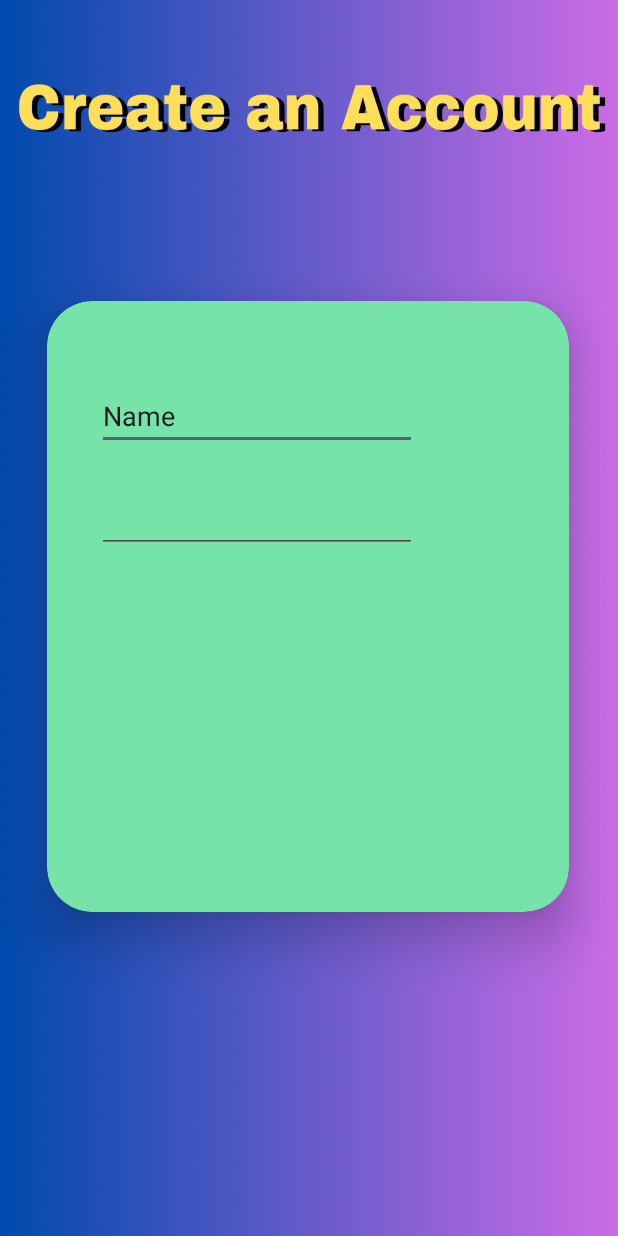
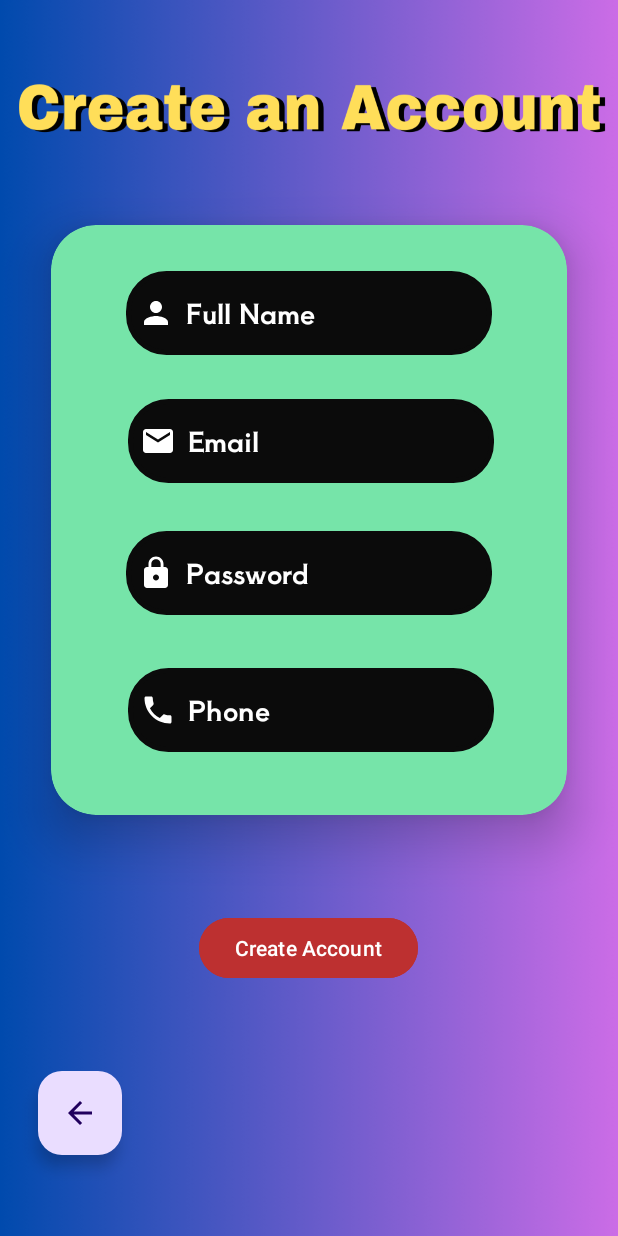
Before and after one commit to GSU-CS-Intro-to-Software-Engineering/SE-2024-Team5, an Android app: the SignUpActivity screen opened directly, with no data from a screen before it, on a phone screen of 412 x 824 dp. Run offline under Robolectric (Android 15) with nearby library versions, the phone set to English and light mode, and no system bars.

Commit message:
Create account UI finished

```diff
--- a/app/src/main/java/com/example/crystalballtaxes/SignUpActivity.java
+++ b/app/src/main/java/com/example/crystalballtaxes/SignUpActivity.java
@@ -1,19 +1,37 @@
 package com.example.crystalballtaxes;
 
+import android.content.Intent;
 import android.os.Bundle;
+import android.view.View;
+import android.widget.Button;
+import android.widget.EditText;
 
-import androidx.activity.EdgeToEdge;
 import androidx.appcompat.app.AppCompatActivity;
-import androidx.core.graphics.Insets;
-import androidx.core.view.ViewCompat;
-import androidx.core.view.WindowInsetsCompat;
 
 public class SignUpActivity extends AppCompatActivity {
+    //Components of Sign Up UI
+    private EditText nameTxtF, emailTxtF, passwordTxtF, phoneTxtF;
+    private Button createAccBtn, backBtn;
+
 
     @Override
     protected void onCreate(Bundle savedInstanceState) {
         super.onCreate(savedInstanceState);
         setContentView(R.layout.activity_sign_up);
 
+        //Assigning id's to Sign Up UI
+        nameTxtF = findViewById(R.id.newAccUserName);
+        emailTxtF = findViewById(R.id.newAccEmail);
+        passwordTxtF = findViewById(R.id.newAccPasswrd);
+        phoneTxtF = findViewById(R.id.newAccPhoneNum);
+
+        createAccBtn =findViewById(R.id.createNewAccBtn);
+    }
+
+    //Takes user back to login page when back arrow button is clicked
+    public void goBack(View v){
+        Intent i = new Intent(this, LoginActivity.class);
+        startActivity(i);
+
     }
 }
--- /dev/null
+++ b/app/src/main/res/drawable/baseline_arrow_back_24.xml
@@ -0,0 +1,5 @@
+<vector xmlns:android="http://schemas.android.com/apk/res/android" android:autoMirrored="true" android:height="24dp" android:tint="#000000" android:viewportHeight="24" android:viewportWidth="24" android:width="24dp">
+
+    <path android:fillColor="@android:color/white" android:pathData="M20,11H7.83l5.59,-5.59L12,4l-8,8 8,8 1.41,-1.41L7.83,13H20v-2z"/>
+
+</vector>
--- /dev/null
+++ b/app/src/main/res/drawable/baseline_local_phone_24.xml
@@ -0,0 +1,5 @@
+<vector xmlns:android="http://schemas.android.com/apk/res/android" android:height="24dp" android:tint="#FFFFFF" android:viewportHeight="24" android:viewportWidth="24" android:width="24dp">
+
+    <path android:fillColor="@android:color/white" android:pathData="M6.62,10.79c1.44,2.83 3.76,5.14 6.59,6.59l2.2,-2.2c0.27,-0.27 0.67,-0.36 1.02,-0.24 1.12,0.37 2.33,0.57 3.57,0.57 0.55,0 1,0.45 1,1V20c0,0.55 -0.45,1 -1,1 -9.39,0 -17,-7.61 -17,-17 0,-0.55 0.45,-1 1,-1h3.5c0.55,0 1,0.45 1,1 0,1.25 0.2,2.45 0.57,3.57 0.11,0.35 0.03,0.74 -0.25,1.02l-2.2,2.2z"/>
+
+</vector>
--- /dev/null
+++ b/app/src/main/res/drawable/baseline_person_24.xml
@@ -0,0 +1,5 @@
+<vector xmlns:android="http://schemas.android.com/apk/res/android" android:height="24dp" android:tint="#FFFFFF" android:viewportHeight="24" android:viewportWidth="24" android:width="24dp">
+
+    <path android:fillColor="@android:color/white" android:pathData="M12,12c2.21,0 4,-1.79 4,-4s-1.79,-4 -4,-4 -4,1.79 -4,4 1.79,4 4,4zM12,14c-2.67,0 -8,1.34 -8,4v2h16v-2c0,-2.66 -5.33,-4 -8,-4z"/>
+
+</vector>
--- a/app/src/main/res/layout/activity_sign_up.xml
+++ b/app/src/main/res/layout/activity_sign_up.xml
@@ -9,54 +9,141 @@
     tools:context=".SignUpActivity">
 
     <androidx.cardview.widget.CardView
-        android:layout_width="348dp"
-        android:layout_height="407dp"
-        android:layout_marginTop="162dp"
-        android:layout_marginBottom="216dp"
+        android:id="@+id/cardView3"
+        android:layout_width="344dp"
+        android:layout_height="393dp"
+        android:layout_marginTop="150dp"
         android:background="@drawable/custom_cardview"
         android:backgroundTint="#76E4A9"
         app:cardCornerRadius="30dp"
         app:cardElevation="20dp"
-        app:layout_constraintBottom_toBottomOf="parent"
         app:layout_constraintEnd_toEndOf="parent"
-        app:layout_constraintHorizontal_bias="0.488"
+        app:layout_constraintHorizontal_bias="0.5"
         app:layout_constraintStart_toStartOf="parent"
-        app:layout_constraintTop_toTopOf="parent"
-        app:layout_constraintVertical_bias="1.0" >
+        app:layout_constraintTop_toTopOf="parent">
 
         <androidx.constraintlayout.widget.ConstraintLayout
             android:layout_width="match_parent"
-            android:layout_height="match_parent">
+            android:layout_height="match_parent"
+            app:layout_constraintEnd_toEndOf="parent"
+            app:layout_constraintHorizontal_bias="0.5"
+            app:layout_constraintStart_toStartOf="parent">
 
             <EditText
-                android:id="@+id/editTextText"
-                android:layout_width="wrap_content"
-                android:layout_height="wrap_content"
-                android:layout_marginStart="35dp"
-                android:layout_marginTop="54dp"
-                android:layout_marginEnd="104dp"
-                android:layout_marginBottom="23dp"
+                android:id="@+id/newAccPhoneNum"
+                android:layout_width="244dp"
+                android:layout_height="56dp"
+                android:background="@drawable/custom_cardview"
+                android:drawableLeft="@drawable/baseline_local_phone_24"
+                android:drawablePadding="8dp"
                 android:ems="10"
-                android:inputType="text"
-                android:text="Name"
-                app:layout_constraintBottom_toTopOf="@+id/editTextTextEmailAddress2"
+                android:fontFamily="@font/aoboshi_one"
+                android:hint="Phone"
+                android:backgroundTint="#0B0B0B"
+                android:textColorHint="@color/white"
+                android:inputType="textEmailAddress"
+                android:padding="8dp"
+                app:layout_constraintBottom_toBottomOf="parent"
+                app:layout_constraintEnd_toEndOf="parent"
+                app:layout_constraintHorizontal_bias="0.51"
+                app:layout_constraintStart_toStartOf="parent"
+                app:layout_constraintTop_toTopOf="parent"
+                app:layout_constraintVertical_bias="0.875" />
+
+            <EditText
+                android:id="@+id/newAccPasswrd"
+                android:layout_width="244dp"
+                android:layout_height="56dp"
+                android:background="@drawable/custom_cardview"
+                android:drawableLeft="@drawable/baseline_lock_24"
+                android:drawablePadding="8dp"
+                android:ems="10"
+                android:fontFamily="@font/aoboshi_one"
+                android:hint="Password"
+                android:backgroundTint="#0B0B0B"
+                android:textColorHint="@color/white"
+                android:inputType="textEmailAddress"
+                android:padding="8dp"
+                app:layout_constraintBottom_toBottomOf="parent"
                 app:layout_constraintEnd_toEndOf="parent"
                 app:layout_constraintStart_toStartOf="parent"
-                app:layout_constraintTop_toTopOf="parent" />
+                app:layout_constraintTop_toTopOf="parent"
+                app:layout_constraintVertical_bias="0.605" />
 
             <EditText
-                android:id="@+id/editTextTextEmailAddress2"
-                android:layout_width="wrap_content"
-                android:layout_height="wrap_content"
-                android:layout_marginStart="35dp"
-                android:layout_marginTop="23dp"
-                android:layout_marginEnd="104dp"
+                android:id="@+id/newAccUserName"
+                android:layout_width="244dp"
+                android:layout_height="56dp"
+                android:background="@drawable/custom_cardview"
+                android:drawableLeft="@drawable/baseline_person_24"
+                android:drawablePadding="8dp"
                 android:ems="10"
-                android:inputType="textEmailAddress"
+                android:fontFamily="@font/aoboshi_one"
+                android:hint="Full Name"
+                android:backgroundTint="#0B0B0B"
+                android:textColorHint="@color/white"
+                android:inputType="text"
+                android:padding="8dp"
+                app:layout_constraintBottom_toBottomOf="parent"
                 app:layout_constraintEnd_toEndOf="parent"
                 app:layout_constraintStart_toStartOf="parent"
-                app:layout_constraintTop_toBottomOf="@+id/editTextText" />
+                app:layout_constraintTop_toTopOf="parent"
+                app:layout_constraintVertical_bias="0.091" />
+
+            <EditText
+                android:id="@+id/newAccEmail"
+                android:layout_width="244dp"
+                android:layout_height="56dp"
+                android:background="@drawable/custom_cardview"
+                android:drawableLeft="@drawable/baseline_email_24"
+                android:drawablePadding="8dp"
+                android:ems="10"
+                android:fontFamily="@font/aoboshi_one"
+                android:hint="Email"
+                android:backgroundTint="#0B0B0B"
+                android:textColorHint="@color/white"
+                android:inputType="textEmailAddress"
+                android:padding="8dp"
+                app:layout_constraintBottom_toBottomOf="parent"
+                app:layout_constraintEnd_toEndOf="parent"
+                app:layout_constraintHorizontal_bias="0.51"
+                app:layout_constraintStart_toStartOf="parent"
+                app:layout_constraintTop_toTopOf="parent"
+                app:layout_constraintVertical_bias="0.344" />
 
         </androidx.constraintlayout.widget.ConstraintLayout>
     </androidx.cardview.widget.CardView>
+
+    <Button
+        android:id="@+id/createNewAccBtn"
+        android:layout_width="wrap_content"
+        android:layout_height="wrap_content"
+        android:layout_marginStart="122dp"
+        android:layout_marginTop="24dp"
+        android:layout_marginEnd="123dp"
+        android:layout_marginBottom="32dp"
+        android:backgroundTint="#BD3030"
+        android:text="Create Account"
+        app:layout_constraintBottom_toBottomOf="parent"
+        app:layout_constraintEnd_toEndOf="parent"
+        app:layout_constraintHorizontal_bias="0.526"
+        app:layout_constraintStart_toStartOf="parent"
+        app:layout_constraintTop_toBottomOf="@+id/cardView3"
+        app:layout_constraintVertical_bias="0.23000002" />
+
+    <com.google.android.material.floatingactionbutton.FloatingActionButton
+        android:id="@+id/backToLoginBtn"
+        android:layout_width="wrap_content"
+        android:layout_height="wrap_content"
+        android:layout_marginStart="16dp"
+        android:layout_marginTop="151dp"
+        android:layout_marginEnd="321dp"
+        android:layout_marginBottom="35dp"
+        android:clickable="true"
+        android:onClick="goBack"
+        app:layout_constraintBottom_toBottomOf="parent"
+        app:layout_constraintEnd_toEndOf="parent"
+        app:layout_constraintStart_toStartOf="parent"
+        app:layout_constraintTop_toBottomOf="@+id/cardView3"
+        app:srcCompat="@drawable/baseline_arrow_back_24" />
 </androidx.constraintlayout.widget.ConstraintLayout>
```
